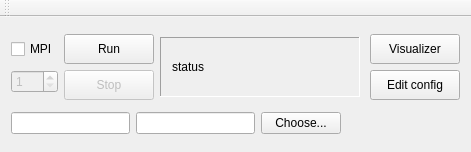
Old version of the form mainwindow.ui in the repository nagvv/diploma-visualizer.
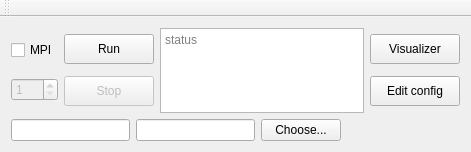
New version of the form.

```diff
--- a/mainwindow.ui
+++ b/mainwindow.ui
@@ -84,37 +84,13 @@
        </layout>
       </item>
       <item>
-       <widget class="QFrame" name="frame">
-        <property name="minimumSize">
-         <size>
-          <width>200</width>
-          <height>0</height>
-         </size>
-        </property>
-        <property name="maximumSize">
-         <size>
-          <width>16777215</width>
-          <height>60</height>
-         </size>
-        </property>
-        <property name="frameShape">
-         <enum>QFrame::Panel</enum>
-        </property>
+       <widget class="QTextBrowser" name="runStatus">
         <property name="frameShadow">
          <enum>QFrame::Sunken</enum>
         </property>
-        <layout class="QGridLayout" name="gridLayout">
-         <item row="0" column="0">
-          <widget class="QLabel" name="runStatusLabel">
-           <property name="toolTip">
-            <string>status ololo</string>
-           </property>
-           <property name="text">
-            <string>status</string>
-           </property>
-          </widget>
-         </item>
-        </layout>
+        <property name="placeholderText">
+         <string>status</string>
+        </property>
        </widget>
       </item>
       <item>
```
